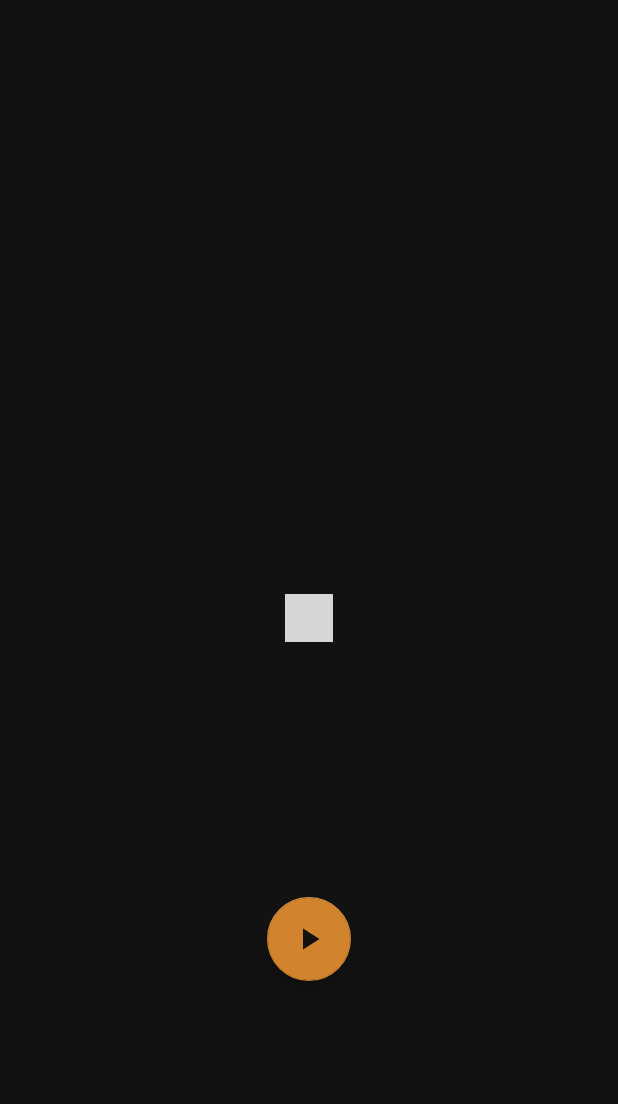
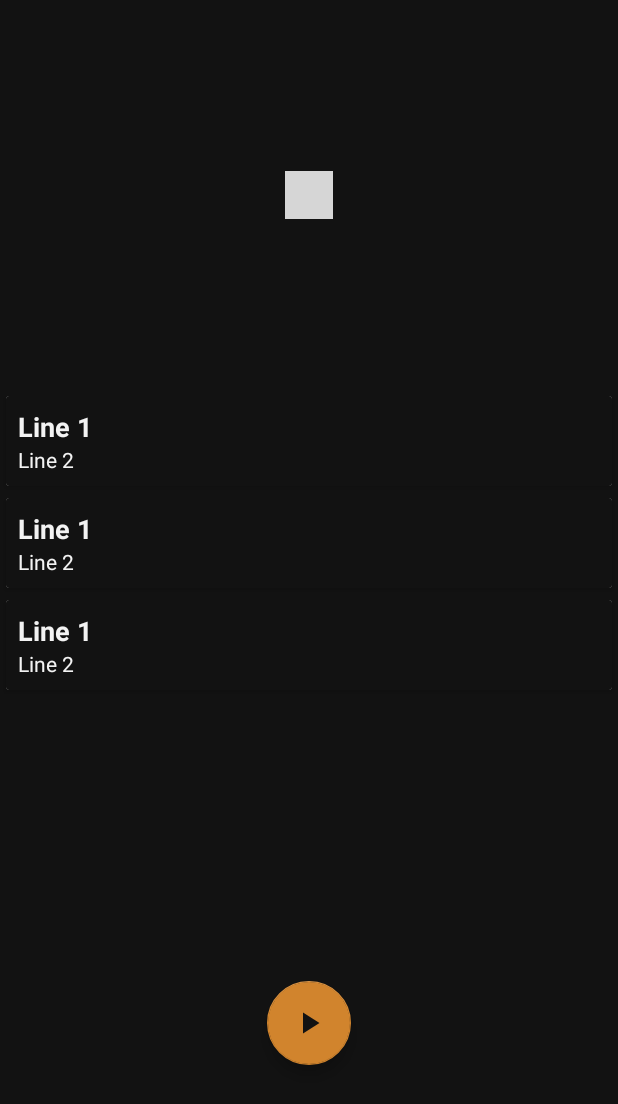
Before and after one commit to Shirados9/EMA-Project, an Android app: the layout fragment_stoppuhr.xml on its own in the app's theme, with its tools: preview values and no code run, on a phone screen of 412 x 824 dp. Shown: the top 1104 px of the screen. Run offline under Robolectric (Android 15) with nearby library versions, the phone set to English and light mode, and no system bars; plain views replace ChronometerWithMS; grey boxes are pictures that could not be loaded.

Commit message:
Implemented: -Lap button to save current time of Stopwatch
Fixed:
-Stopwatch resetting when clicking play/pause fast

```diff
--- /dev/null
+++ b/app/src/main/java/NWUP/com/Stoppuhr/StoppuhrExampleItem.kt
@@ -0,0 +1,3 @@
+package NWUP.com.Stoppuhr
+
+data class StoppuhrExampleItem(val text1: String, val text2: String)
--- /dev/null
+++ b/app/src/main/res/drawable/ic_flag.xml
@@ -0,0 +1,5 @@
+<vector android:height="24dp" android:tint="#F3F3F3"
+    android:viewportHeight="24.0" android:viewportWidth="24.0"
+    android:width="24dp" xmlns:android="http://schemas.android.com/apk/res/android">
+    <path android:fillColor="#FF000000" android:pathData="M14.4,6L14,4H5v17h2v-7h5.6l0.4,2h7V6z"/>
+</vector>
--- a/app/src/main/res/layout/fragment_stoppuhr.xml
+++ b/app/src/main/res/layout/fragment_stoppuhr.xml
@@ -13,11 +13,22 @@
         android:layout_height="wrap_content"
         android:textColor="@color/colorAccent"
         android:textSize="60sp"
-        tools:text="00:00:00.0"
-        app:layout_constraintBottom_toBottomOf="parent"
+        app:layout_constraintBottom_toTopOf="@+id/stopwatch_recycler_view"
         app:layout_constraintEnd_toEndOf="parent"
         app:layout_constraintStart_toStartOf="parent"
-        app:layout_constraintTop_toTopOf="parent" />
+        app:layout_constraintTop_toTopOf="parent"
+        tools:text="00:00:00.0" />
+
+    <androidx.recyclerview.widget.RecyclerView
+        android:id="@+id/stopwatch_recycler_view"
+        android:layout_width="match_parent"
+        android:layout_height="280dp"
+        android:clipToPadding="false"
+        app:layout_constraintBottom_toTopOf="@id/stopwatchStart"
+        app:layout_constraintEnd_toEndOf="parent"
+        app:layout_constraintStart_toStartOf="parent"
+        app:layout_constraintTop_toBottomOf="@+id/chronometer"
+        tools:listitem="@layout/stoppuhr_recycler_exampleitem" />
 
     <com.google.android.material.floatingactionbutton.FloatingActionButton
         android:id="@+id/stopwatchStart"
@@ -28,21 +39,8 @@
         app:layout_constraintBottom_toBottomOf="parent"
         app:layout_constraintEnd_toEndOf="parent"
         app:layout_constraintStart_toStartOf="parent"
-        app:layout_constraintTop_toBottomOf="@+id/chronometer"
+        app:layout_constraintTop_toBottomOf="@+id/stopwatch_recycler_view"
         app:srcCompat="@drawable/ic_play_arrow" />
-
-    <com.google.android.material.floatingactionbutton.FloatingActionButton
-        android:id="@+id/stopwatchPause"
-        android:layout_width="wrap_content"
-        android:layout_height="wrap_content"
-        android:tint="@color/colorPrimaryDark"
-        app:backgroundTint="@color/colorOrange"
-        app:layout_constraintBottom_toBottomOf="parent"
-        app:layout_constraintEnd_toEndOf="parent"
-        app:layout_constraintStart_toStartOf="parent"
-        app:layout_constraintTop_toBottomOf="@+id/chronometer"
-        app:srcCompat="@drawable/ic_pause"
-        android:visibility="invisible"/>
 
     <com.google.android.material.floatingactionbutton.FloatingActionButton
         android:id="@+id/stopwatchReset"
@@ -54,7 +52,7 @@
         app:layout_constraintEnd_toEndOf="parent"
         app:layout_constraintHorizontal_bias="0.222"
         app:layout_constraintStart_toStartOf="parent"
-        app:layout_constraintTop_toBottomOf="@+id/chronometer"
+        app:layout_constraintTop_toBottomOf="@+id/stopwatch_recycler_view"
         app:layout_constraintVertical_bias="0.501"
         app:srcCompat="@drawable/ic_replay"
         android:visibility="invisible"/>
@@ -70,9 +68,24 @@
         app:layout_constraintEnd_toEndOf="parent"
         app:layout_constraintHorizontal_bias="0.783"
         app:layout_constraintStart_toStartOf="parent"
-        app:layout_constraintTop_toBottomOf="@+id/chronometer"
+        app:layout_constraintTop_toBottomOf="@+id/stopwatch_recycler_view"
         app:layout_constraintVertical_bias="0.501"
         app:srcCompat="@drawable/ic_share" />
 
+    <com.google.android.material.floatingactionbutton.FloatingActionButton
+        android:id="@+id/stopwatchLap"
+        android:layout_width="wrap_content"
+        android:layout_height="wrap_content"
+        android:tint="@color/colorPrimaryDark"
+        android:visibility="invisible"
+        app:backgroundTint="@color/colorOrange"
+        app:layout_constraintBottom_toBottomOf="parent"
+        app:layout_constraintEnd_toEndOf="parent"
+        app:layout_constraintHorizontal_bias="0.783"
+        app:layout_constraintStart_toStartOf="parent"
+        app:layout_constraintTop_toBottomOf="@+id/stopwatch_recycler_view"
+        app:layout_constraintVertical_bias="0.501"
+        app:srcCompat="@drawable/ic_flag" />
+
 
 </androidx.constraintlayout.widget.ConstraintLayout>
--- /dev/null
+++ b/app/src/main/res/layout/stoppuhr_recycler_exampleitem.xml
@@ -0,0 +1,31 @@
+<?xml version="1.0" encoding="utf-8"?>
+<androidx.cardview.widget.CardView xmlns:android="http://schemas.android.com/apk/res/android"
+    android:layout_width="match_parent"
+    android:layout_height="wrap_content"
+    android:layout_margin="4dp">
+
+    <RelativeLayout
+        android:layout_width="match_parent"
+        android:layout_height="match_parent"
+        android:padding="8dp"
+        android:background="@color/colorPrimaryDark">
+
+        <TextView
+            android:id="@+id/stopwatch_text_view_1"
+            android:layout_width="wrap_content"
+            android:layout_height="wrap_content"
+            android:text="Line 1"
+            android:textColor="@color/colorAccent"
+            android:textSize="18sp"
+            android:textStyle="bold" />
+
+        <TextView
+            android:id="@+id/stopwatch_text_view_2"
+            android:layout_width="wrap_content"
+            android:layout_height="wrap_content"
+            android:layout_below="@id/stopwatch_text_view_1"
+            android:text="Line 2"
+            android:textColor="@color/colorAccent"
+            android:textSize="14sp" />
+    </RelativeLayout>
+</androidx.cardview.widget.CardView>
--- a/build.gradle
+++ b/build.gradle
@@ -8,7 +8,7 @@ buildscript {
 
     }
     dependencies {
-        classpath 'com.android.tools.build:gradle:3.6.3'
+        classpath 'com.android.tools.build:gradle:4.0.1'
         classpath "org.jetbrains.kotlin:kotlin-gradle-plugin:$kotlin_version"
 
         // NOTE: Do not place your application dependencies here; they belong
```
Also changed, not shown: app/src/main/java/NWUP/com/Stoppuhr/StoppuhrFragment.kt (+52 -21 lines), app/src/main/java/NWUP/com/Stoppuhr/StoppuhrRecyclerAdapter.kt (added, +32 -0 lines), gradle/wrapper/gradle-wrapper.properties.
